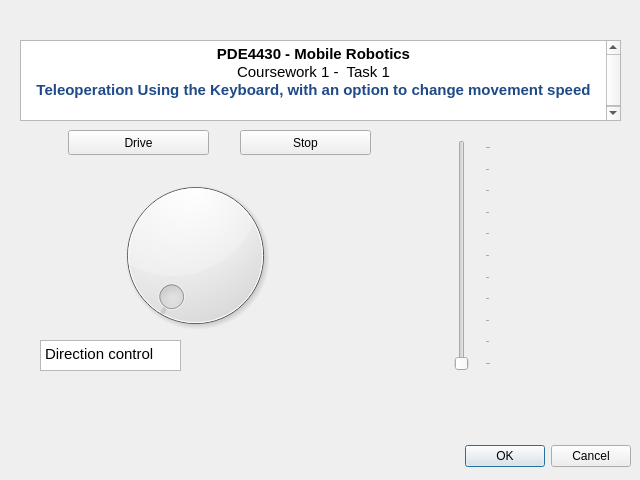
Before: the Qt Designer form Coursework1/Qt design & python/Task1.ui in Vignesh-Lakshmanasamy-mdx/Coursework_1_PDE4430, drawn with Qt 5.
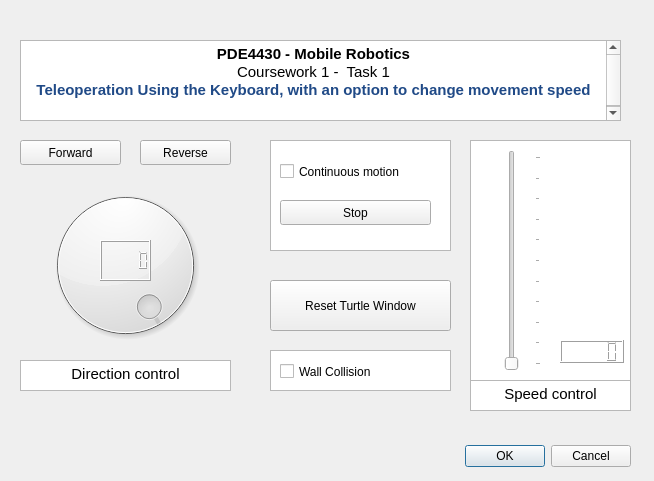
After: the same form once the commit is applied.

Commit message: Func. & control for Forward, reverse done. turtle direction control with dial ans speed control with slider done.

```diff
--- a/Coursework1/Qt design & python/Task1.ui
+++ b/Coursework1/Qt design & python/Task1.ui
@@ -6,8 +6,8 @@
    <rect>
     <x>0</x>
     <y>0</y>
-    <width>640</width>
-    <height>480</height>
+    <width>654</width>
+    <height>481</height>
    </rect>
   </property>
   <property name="windowTitle">
@@ -32,27 +32,27 @@
   <widget class="QPushButton" name="pushButton">
    <property name="geometry">
     <rect>
-     <x>68</x>
-     <y>130</y>
-     <width>141</width>
+     <x>20</x>
+     <y>140</y>
+     <width>101</width>
      <height>25</height>
     </rect>
    </property>
    <property name="text">
-    <string>Drive</string>
+    <string>Forward</string>
    </property>
   </widget>
   <widget class="QPushButton" name="pushButton_2">
    <property name="geometry">
     <rect>
-     <x>240</x>
-     <y>130</y>
-     <width>131</width>
+     <x>140</x>
+     <y>140</y>
+     <width>91</width>
      <height>25</height>
     </rect>
    </property>
    <property name="text">
-    <string>Stop</string>
+    <string>Reverse</string>
    </property>
   </widget>
   <widget class="QTextBrowser" name="textBrowser">
@@ -78,10 +78,10 @@
   <widget class="QSlider" name="Vel_control">
    <property name="geometry">
     <rect>
-     <x>440</x>
-     <y>140</y>
+     <x>490</x>
+     <y>150</y>
      <width>51</width>
-     <height>231</height>
+     <height>221</height>
     </rect>
    </property>
    <property name="cursor">
@@ -106,30 +106,175 @@
   <widget class="QDial" name="dial">
    <property name="geometry">
     <rect>
-     <x>110</x>
-     <y>160</y>
+     <x>40</x>
+     <y>170</y>
      <width>171</width>
      <height>191</height>
     </rect>
    </property>
+   <property name="maximum">
+    <number>180</number>
+   </property>
+   <property name="value">
+    <number>0</number>
+   </property>
+   <property name="invertedAppearance">
+    <bool>true</bool>
+   </property>
   </widget>
   <widget class="QTextBrowser" name="textBrowser_2">
    <property name="geometry">
     <rect>
-     <x>40</x>
+     <x>20</x>
+     <y>360</y>
+     <width>211</width>
+     <height>31</height>
+    </rect>
+   </property>
+   <property name="html">
+    <string>&lt;!DOCTYPE HTML PUBLIC &quot;-//W3C//DTD HTML 4.0//EN&quot; &quot;http://www.w3.org/TR/REC-html40/strict.dtd&quot;&gt;
+&lt;html&gt;&lt;head&gt;&lt;meta name=&quot;qrichtext&quot; content=&quot;1&quot; /&gt;&lt;style type=&quot;text/css&quot;&gt;
+p, li { white-space: pre-wrap; }
+&lt;/style&gt;&lt;/head&gt;&lt;body style=&quot; font-family:'Ubuntu'; font-size:11pt; font-weight:400; font-style:normal;&quot;&gt;
+&lt;p align=&quot;center&quot; style=&quot; margin-top:0px; margin-bottom:0px; margin-left:0px; margin-right:0px; -qt-block-indent:0; text-indent:0px;&quot;&gt;Direction control&lt;/p&gt;&lt;/body&gt;&lt;/html&gt;</string>
+   </property>
+  </widget>
+  <widget class="QTextEdit" name="textEdit">
+   <property name="geometry">
+    <rect>
+     <x>270</x>
+     <y>140</y>
+     <width>181</width>
+     <height>111</height>
+    </rect>
+   </property>
+  </widget>
+  <widget class="QCheckBox" name="checkBox">
+   <property name="geometry">
+    <rect>
+     <x>280</x>
+     <y>160</y>
+     <width>151</width>
+     <height>23</height>
+    </rect>
+   </property>
+   <property name="text">
+    <string>Continuous motion</string>
+   </property>
+  </widget>
+  <widget class="QPushButton" name="pushButton_3">
+   <property name="geometry">
+    <rect>
+     <x>280</x>
+     <y>200</y>
+     <width>151</width>
+     <height>25</height>
+    </rect>
+   </property>
+   <property name="text">
+    <string>Stop</string>
+   </property>
+  </widget>
+  <widget class="QPushButton" name="pushButton_4">
+   <property name="geometry">
+    <rect>
+     <x>270</x>
+     <y>280</y>
+     <width>181</width>
+     <height>51</height>
+    </rect>
+   </property>
+   <property name="text">
+    <string>Reset Turtle Window</string>
+   </property>
+  </widget>
+  <widget class="QTextBrowser" name="textBrowser_4">
+   <property name="geometry">
+    <rect>
+     <x>470</x>
+     <y>380</y>
+     <width>161</width>
+     <height>31</height>
+    </rect>
+   </property>
+   <property name="html">
+    <string>&lt;!DOCTYPE HTML PUBLIC &quot;-//W3C//DTD HTML 4.0//EN&quot; &quot;http://www.w3.org/TR/REC-html40/strict.dtd&quot;&gt;
+&lt;html&gt;&lt;head&gt;&lt;meta name=&quot;qrichtext&quot; content=&quot;1&quot; /&gt;&lt;style type=&quot;text/css&quot;&gt;
+p, li { white-space: pre-wrap; }
+&lt;/style&gt;&lt;/head&gt;&lt;body style=&quot; font-family:'Ubuntu'; font-size:11pt; font-weight:400; font-style:normal;&quot;&gt;
+&lt;p align=&quot;center&quot; style=&quot; margin-top:0px; margin-bottom:0px; margin-left:0px; margin-right:0px; -qt-block-indent:0; text-indent:0px;&quot;&gt;Speed control&lt;/p&gt;&lt;/body&gt;&lt;/html&gt;</string>
+   </property>
+  </widget>
+  <widget class="QLCDNumber" name="lcdNumberDegree">
+   <property name="geometry">
+    <rect>
+     <x>100</x>
+     <y>240</y>
+     <width>51</width>
+     <height>41</height>
+    </rect>
+   </property>
+  </widget>
+  <widget class="QTextBrowser" name="textBrowser_3">
+   <property name="geometry">
+    <rect>
+     <x>470</x>
+     <y>140</y>
+     <width>161</width>
+     <height>241</height>
+    </rect>
+   </property>
+  </widget>
+  <widget class="QLCDNumber" name="lcdNumber_2">
+   <property name="geometry">
+    <rect>
+     <x>560</x>
      <y>340</y>
-     <width>141</width>
-     <height>31</height>
+     <width>64</width>
+     <height>23</height>
     </rect>
    </property>
-   <property name="html">
-    <string>&lt;!DOCTYPE HTML PUBLIC &quot;-//W3C//DTD HTML 4.0//EN&quot; &quot;http://www.w3.org/TR/REC-html40/strict.dtd&quot;&gt;
-&lt;html&gt;&lt;head&gt;&lt;meta name=&quot;qrichtext&quot; content=&quot;1&quot; /&gt;&lt;style type=&quot;text/css&quot;&gt;
-p, li { white-space: pre-wrap; }
-&lt;/style&gt;&lt;/head&gt;&lt;body style=&quot; font-family:'Ubuntu'; font-size:11pt; font-weight:400; font-style:normal;&quot;&gt;
-&lt;p style=&quot; margin-top:0px; margin-bottom:0px; margin-left:0px; margin-right:0px; -qt-block-indent:0; text-indent:0px;&quot;&gt;Direction control&lt;/p&gt;&lt;/body&gt;&lt;/html&gt;</string>
+  </widget>
+  <widget class="QCheckBox" name="checkBox_2">
+   <property name="geometry">
+    <rect>
+     <x>280</x>
+     <y>360</y>
+     <width>151</width>
+     <height>23</height>
+    </rect>
    </property>
+   <property name="text">
+    <string>Wall Collision</string>
+   </property>
   </widget>
+  <widget class="QTextEdit" name="textEdit_2">
+   <property name="geometry">
+    <rect>
+     <x>270</x>
+     <y>350</y>
+     <width>181</width>
+     <height>41</height>
+    </rect>
+   </property>
+  </widget>
+  <zorder>textBrowser_3</zorder>
+  <zorder>textEdit_2</zorder>
+  <zorder>buttonBox</zorder>
+  <zorder>pushButton</zorder>
+  <zorder>pushButton_2</zorder>
+  <zorder>textBrowser</zorder>
+  <zorder>Vel_control</zorder>
+  <zorder>direction_control</zorder>
+  <zorder>textBrowser_2</zorder>
+  <zorder>textEdit</zorder>
+  <zorder>checkBox</zorder>
+  <zorder>pushButton_3</zorder>
+  <zorder>pushButton_4</zorder>
+  <zorder>textBrowser_4</zorder>
+  <zorder>lcdNumberDegree</zorder>
+  <zorder>lcdNumber_2</zorder>
+  <zorder>checkBox_2</zorder>
  </widget>
  <resources/>
  <connections>
```
Left out of the diff: 2 changed lines with no effect on the pictures. The commit also changes 2 other files.
